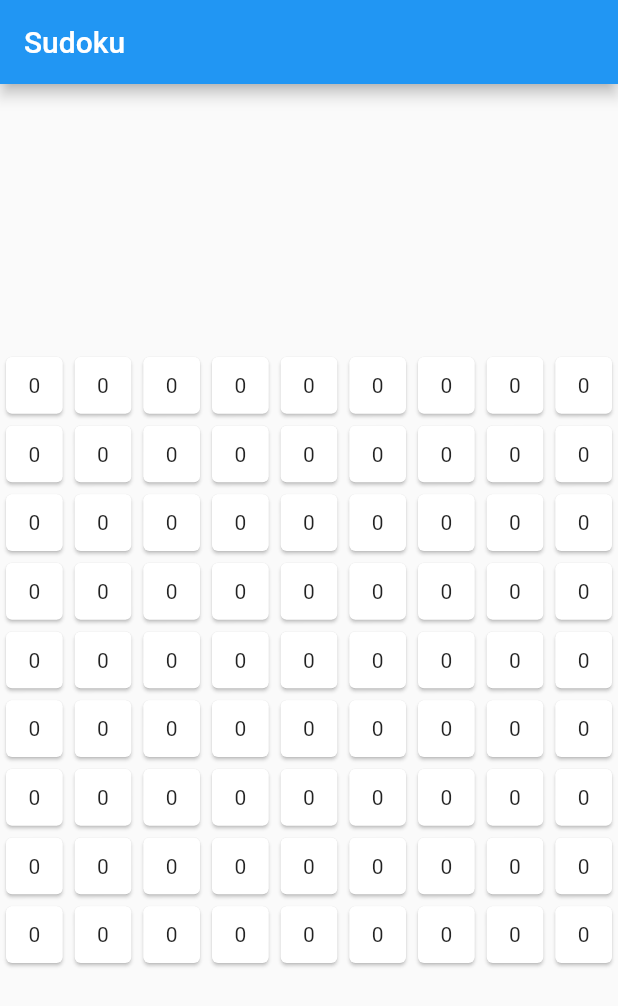
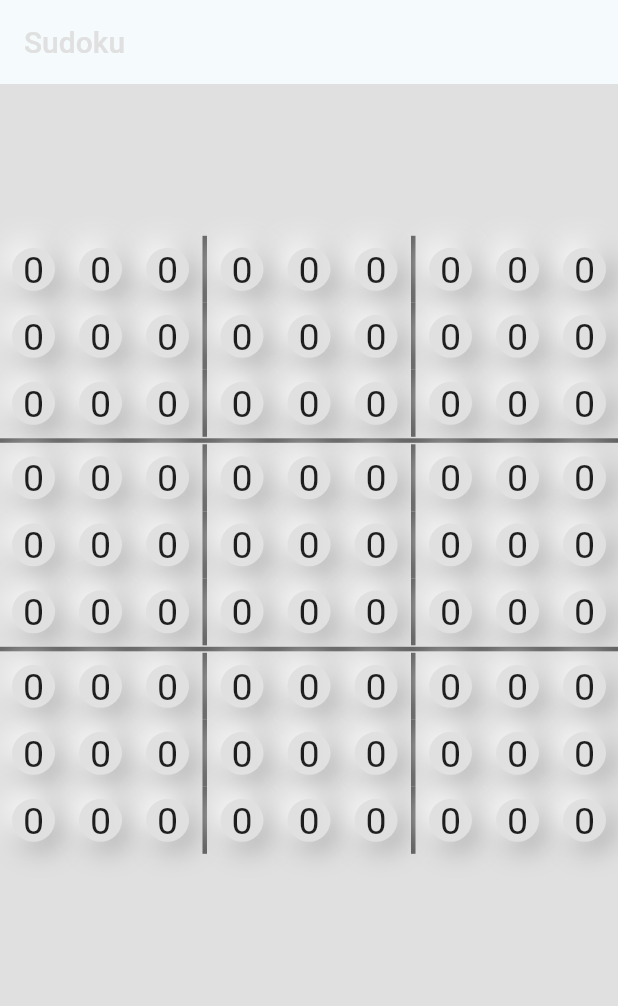
Before and after one commit to FMorschel/sudoku, a Flutter app: the screen it shows after launch, on a phone screen of 412 x 824 dp. Shown: the top 1006 px of the screen. Run offline on Flutter 3.47's test engine with Material 2 defaults, Android fonts, the phone set to English and light mode, and no system bars.

Commit message:
Figuring out sizes

```diff
--- a/lib/main.dart
+++ b/lib/main.dart
@@ -8,12 +8,34 @@ void main() {
 
 class MyApp extends StatelessWidget {
   const MyApp({Key? key}) : super(key: key);
+
   @override
   Widget build(BuildContext context) {
+    final theme = Theme.of(context);
+    final colorScheme = ColorScheme.fromSeed(
+      seedColor: const Color(0xFF46BBD6),
+      secondary: const Color(0xFF8A705A),
+      secondaryContainer: const Color(0xFFDF9B5E),
+      background: Colors.grey[300],
+      onSurface: Colors.grey[300],
+    );
     return MaterialApp(
       title: 'Sudoku',
-      theme: ThemeData(
-        primarySwatch: Colors.blue,
+      theme: ThemeData.from(
+        colorScheme: colorScheme,
+        textTheme: theme.textTheme,
+      ).copyWith(
+        useMaterial3: true,
+        scaffoldBackgroundColor: Colors.grey[300],
+        backgroundColor: Colors.grey[300],
+        cardColor: Colors.grey[300],
+        dividerTheme: DividerThemeData(
+          color: Colors.grey[700],
+          space: 5,
+          thickness: 3,
+          endIndent: 0,
+          indent: 0,
+        ),
       ),
       home: const MyHomePage(),
     );
--- a/lib/src/home/home_page.dart
+++ b/lib/src/home/home_page.dart
@@ -1,5 +1,6 @@
 import 'package:flutter/material.dart';
 import '../sudoku/sudoku.dart';
+import '../widgets/sizing_box.dart';
 
 class MyHomePage extends StatefulWidget {
   const MyHomePage({Key? key}) : super(key: key);
@@ -11,15 +12,39 @@ class MyHomePage extends StatefulWidget {
 class _MyHomePageState extends State<MyHomePage> {
   @override
   Widget build(BuildContext context) {
-    final sudoku = Sudoku.blank;
+    final theme = Theme.of(context);
+    final primary = theme.colorScheme.secondaryContainer;
+    final sudoku = SudokuPositionController.blank;
     return Scaffold(
       appBar: AppBar(
         title: const Text('Sudoku'),
       ),
       body: Center(
-        child: SudokuBoard(
-          sudoku: sudoku,
-          onTapIndex: (index) => sudoku[index]++,
+        child: OrientationBuilder(
+          builder: (context, orientation) {
+            return Flex(
+              direction: orientation == Orientation.portrait
+                  ? Axis.vertical
+                  : Axis.horizontal,
+              children: [
+                Expanded(
+                  flex: 4,
+                  child: SizingBox(
+                    heightFactor: 0.85,
+                    min: const Size.square(550),
+                    child: SudokuBoard(
+                      sudoku: sudoku,
+                      onTapIndex: (index) => sudoku[index]++,
+                      selectedColor: primary,
+                    ),
+                  ),
+                ),
+                const Expanded(
+                  child: SizedBox.shrink(),
+                ),
+              ],
+            );
+          },
         ),
       ),
     );
--- a/lib/src/sudoku/controller/hash.dart
+++ b/lib/src/sudoku/controller/hash.dart
@@ -3,7 +3,7 @@ part of 'sudoku.dart';
 class Hash<E> implements BaseHash<E> {
   static const _zeros = [0, 0, 0];
 
-  static Hash<int> zeros() => Hash<int>.byColumns(
+  static Hash<int> get zeros => Hash<int>.byColumns(
     first: _zeros,
     second: _zeros,
     third: _zeros,
--- a/lib/src/sudoku/controller/sudoku.dart
+++ b/lib/src/sudoku/controller/sudoku.dart
@@ -5,14 +5,15 @@ import 'package:flutter/material.dart' show ChangeNotifier;
 part 'hash.dart';
 part 'base_hash.dart';
 
-class Sudoku extends ChangeNotifier implements BaseHash<int> {
-  static final blank = Sudoku.byColumns(
-    first: [Hash.zeros(), Hash.zeros(), Hash.zeros()],
-    second: [Hash.zeros(), Hash.zeros(), Hash.zeros()],
-    third: [Hash.zeros(), Hash.zeros(), Hash.zeros()],
-  );
+class SudokuPositionController extends ChangeNotifier implements BaseHash<int> {
+  static SudokuPositionController get blank =>
+      SudokuPositionController.byColumns(
+        first: [Hash.zeros, Hash.zeros, Hash.zeros],
+        second: [Hash.zeros, Hash.zeros, Hash.zeros],
+        third: [Hash.zeros, Hash.zeros, Hash.zeros],
+      );
 
-  Sudoku(
+  SudokuPositionController(
     Hash<int> first,
     Hash<int> second,
     Hash<int> third,
@@ -36,7 +37,7 @@ class Sudoku extends ChangeNotifier implements BaseHash<int> {
 
   final Hash<Hash<int>> _board;
 
-  factory Sudoku.byRows({
+  factory SudokuPositionController.byRows({
     required List<Hash<int>> first,
     required List<Hash<int>> second,
     required List<Hash<int>> third,
@@ -44,7 +45,7 @@ class Sudoku extends ChangeNotifier implements BaseHash<int> {
     assert(first.length == 3);
     assert(second.length == 3);
     assert(third.length == 3);
-    return Sudoku(
+    return SudokuPositionController(
       first[0],
       first[1],
       first[2],
@@ -57,7 +58,7 @@ class Sudoku extends ChangeNotifier implements BaseHash<int> {
     );
   }
 
-  factory Sudoku.byColumns({
+  factory SudokuPositionController.byColumns({
     required List<Hash<int>> first,
     required List<Hash<int>> second,
     required List<Hash<int>> third,
@@ -65,7 +66,7 @@ class Sudoku extends ChangeNotifier implements BaseHash<int> {
     assert(first.length == 3);
     assert(second.length == 3);
     assert(third.length == 3);
-    return Sudoku(
+    return SudokuPositionController(
       first[0],
       second[0],
       third[0],
--- a/lib/src/sudoku/widget/board.dart
+++ b/lib/src/sudoku/widget/board.dart
@@ -1,48 +1,80 @@
+import 'dart:math';
+
 import 'package:flutter/material.dart';
 
+import '../../widgets/neumorphism_button.dart';
 import '../controller/sudoku.dart';
 
-class SudokuBoard extends StatelessWidget {
+class SudokuBoard extends StatefulWidget {
   const SudokuBoard({
     Key? key,
     required this.sudoku,
+    this.itemBuilder,
     this.onTapIndex,
+    this.selectedColor,
   }) : super(key: key);
 
-  final Sudoku sudoku;
+  final SudokuPositionController sudoku;
+  final IndexedWidgetBuilder? itemBuilder;
   final void Function(int index)? onTapIndex;
+  final Color? selectedColor;
+
+  @override
+  State<SudokuBoard> createState() => _SudokuBoardState();
+}
+
+class _SudokuBoardState extends State<SudokuBoard> {
+  int selectedIndex = -1;
 
   @override
   Widget build(BuildContext context) {
+    final length = widget.sudoku.length;
+    final sudokuBorderEvery = pow(length, 1 / 2);
     return AspectRatio(
       aspectRatio: 1,
       child: Column(
         children: [
-          for (int i = 0; i < sudoku.length; i++)
+          for (int i = 0; i < length; i++) ...[
+            if ((i > 0) && ((i % sudokuBorderEvery) == 0)) const Divider(),
             Expanded(
               child: Row(
                 children: [
                   for (int index = i * 9;
-                      (index - i * 9) < sudoku.length;
-                      index++)
+                      (index - i * 9) < length;
+                      index++) ...[
+                    if (((index - i * 9) > 0) &&
+                        (((index - i * 9) % sudokuBorderEvery) == 0))
+                      const VerticalDivider(),
                     Expanded(
-                      child: GestureDetector(
-                        onTap: () => onTapIndex?.call(index),
-                        child: Card(
-                          child: Center(
-                            child: AnimatedBuilder(
-                              animation: sudoku,
-                              builder: (context, child) {
-                                return Text('${sudoku[index]}');
+                      child: Padding(
+                        padding: const EdgeInsets.all(8.0),
+                        child: AnimatedBuilder(
+                          animation: widget.sudoku,
+                          builder: (context, child) {
+                            return NeumorphismButton(
+                              selectedColor: index == selectedIndex
+                                  ? widget.selectedColor
+                                  : null,
+                              onTap: () {
+                                selectedIndex = index;
+                                widget.onTapIndex?.call(index);
                               },
-                            ),
-                          ),
+                              child: FittedBox(
+                                fit: BoxFit.contain,
+                                child:
+                                    widget.itemBuilder?.call(context, index) ??
+                                        Text('${widget.sudoku[index]}'),
+                              ),
+                            );
+                          },
                         ),
                       ),
                     ),
+                  ]
                 ],
               ),
             ),
+          ]
         ],
       ),
     );
--- /dev/null
+++ b/lib/src/widgets/neumorphism_button.dart
@@ -0,0 +1,59 @@
+import 'package:flutter/material.dart';
+
+class NeumorphismButton extends StatefulWidget {
+  const NeumorphismButton({
+    Key? key,
+    this.child = const SizedBox.shrink(),
+    this.onTap,
+    this.selectedColor,
+  }) : super(key: key);
+
+  final Widget child;
+  final VoidCallback? onTap;
+  final Color? selectedColor;
+
+  @override
+  State<NeumorphismButton> createState() => _NeumorphismButtonState();
+}
+
+class _NeumorphismButtonState extends State<NeumorphismButton> {
+  bool isPressed = false;
+
+  @override
+  Widget build(BuildContext context) {
+    return GestureDetector(
+      onTapDown: (_) => setState(() {
+        isPressed = true;
+      }),
+      onTap: widget.onTap,
+      onTapUp: (_) => setState(() {
+        isPressed = false;
+      }),
+      child: AnimatedContainer(
+        curve: Curves.bounceInOut,
+        duration: const Duration(milliseconds: 200),
+        decoration: BoxDecoration(
+          color: widget.selectedColor ?? Theme.of(context).backgroundColor,
+          shape: BoxShape.circle,
+          boxShadow: [
+            if (!isPressed)
+              const BoxShadow(
+                color: Colors.grey,
+                offset: Offset(4, 4),
+                blurRadius: 15,
+                spreadRadius: 1,
+              ),
+            if (!isPressed)
+              const BoxShadow(
+                color: Colors.white,
+                offset: Offset(-4, -4),
+                blurRadius: 15,
+                spreadRadius: 1,
+              ),
+          ],
+        ),
+        child: widget.child,
+      ),
+    );
+  }
+}
--- /dev/null
+++ b/lib/src/widgets/sizing_box.dart
@@ -0,0 +1,65 @@
+import 'package:flutter/material.dart';
+
+class SizingBox extends StatefulWidget {
+  const SizingBox({
+    Key? key,
+    this.heightFactor = 1.0,
+    this.widthFactor = 1.0,
+    this.child = const SizedBox.shrink(),
+    this.min,
+    this.max,
+    this.alignment = Alignment.center,
+  })  : assert(heightFactor >= 0),
+        assert(heightFactor <= 1),
+        assert(heightFactor != double.nan),
+        assert(widthFactor >= 0),
+        assert(widthFactor <= 1),
+        assert(widthFactor != double.nan),
+        super(key: key);
+
+  final double heightFactor;
+  final double widthFactor;
+  final Widget child;
+  final AlignmentGeometry alignment;
+  final Size? min;
+  final Size? max;
+
+  @override
+  State<SizingBox> createState() => _SizingBoxState();
+}
+
+class _SizingBoxState extends State<SizingBox> {
+  @override
+  Widget build(BuildContext context) {
+    return LayoutBuilder(
+      builder: (context, constraints) {
+        final fractioned = Size(
+          constraints.biggest.width * widget.widthFactor,
+          constraints.biggest.height * widget.heightFactor,
+        );
+        final max = (widget.max ?? constraints.biggest);
+        final min = (widget.min ?? constraints.smallest);
+        final size = Size(
+          fractioned.width > max.width
+              ? max.width
+              : fractioned.width < min.width
+                  ? min.width
+                  : fractioned.width,
+          fractioned.height > max.height
+              ? max.height
+              : fractioned.height < min.height
+                  ? min.height
+                  : fractioned.height,
+        );
+        debugPrint('$size');
+        return SizedBox.fromSize(
+          size: size,
+          child: Align(
+            alignment: widget.alignment,
+            child: widget.child,
+          ),
+        );
+      },
+    );
+  }
+}
```
